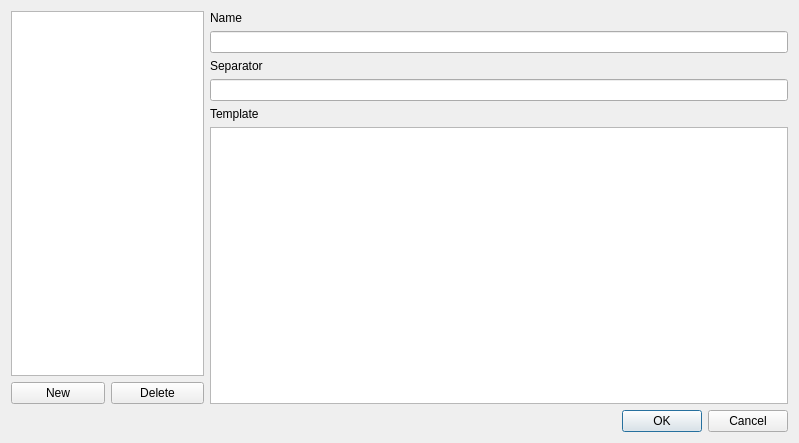
timsterzel/Ultimate-Label, file profilesdialog.ui: the form before one commit.
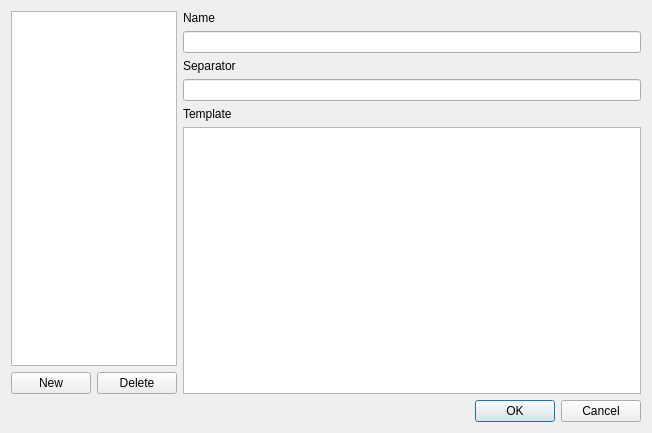
The form after the commit.

Diff of the .ui file:
```diff
--- a/profilesdialog.ui
+++ b/profilesdialog.ui
@@ -6,8 +6,8 @@
    <rect>
     <x>0</x>
     <y>0</y>
-    <width>799</width>
-    <height>443</height>
+    <width>652</width>
+    <height>433</height>
    </rect>
   </property>
   <property name="windowTitle">
```
Left out of the diff: 6 changed lines with no effect on the pictures.
